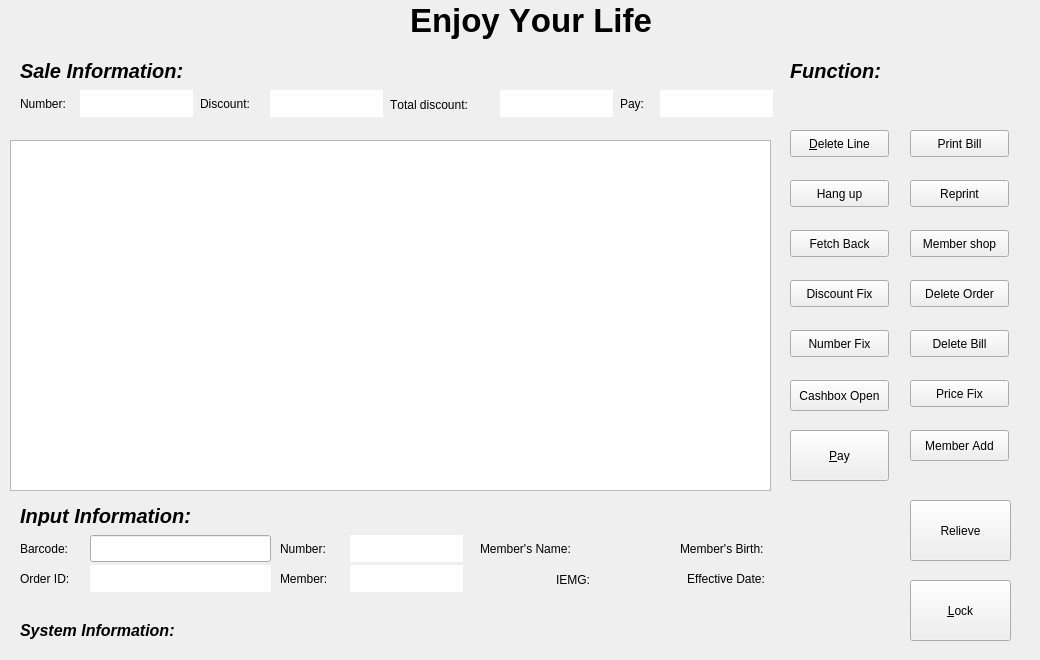
First picture: the form in work.ui, repository weiweiwangblade/POS_system, before the edit.
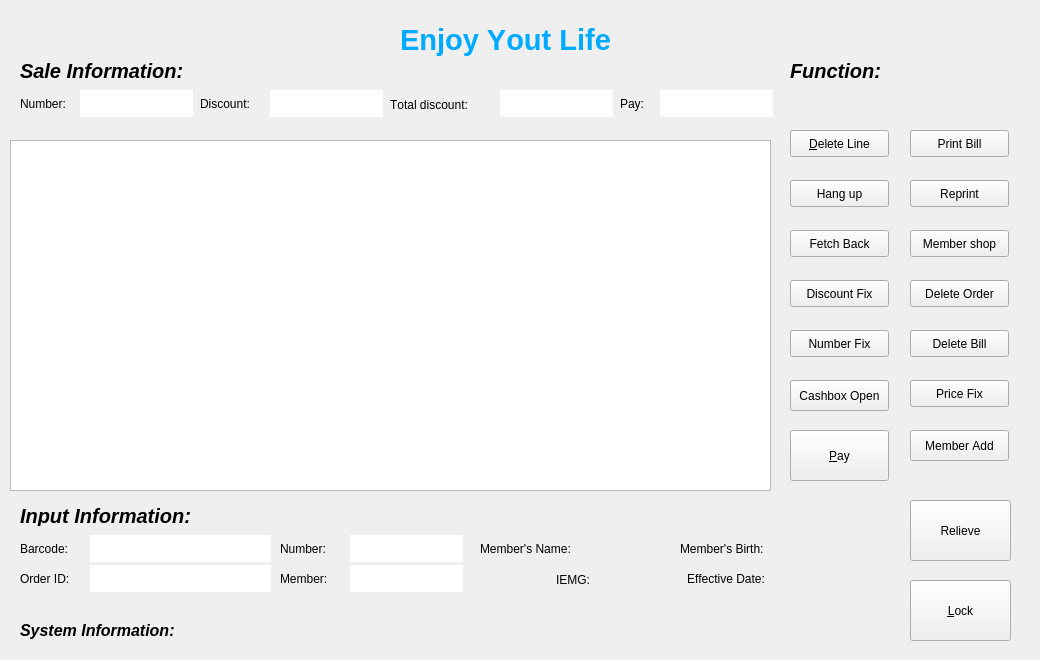
Second picture: the form after the edit.

```diff
--- a/work.ui
+++ b/work.ui
@@ -18,6 +18,9 @@
   <property name="windowTitle">
    <string>Form</string>
   </property>
+  <property name="styleSheet">
+   <string notr="true"/>
+  </property>
   <widget class="QLabel" name="label">
    <property name="geometry">
     <rect>
@@ -198,7 +201,7 @@
     </rect>
    </property>
    <property name="frame">
-    <bool>true</bool>
+    <bool>false</bool>
    </property>
   </widget>
   <widget class="QLineEdit" name="lineEdit_6">
@@ -512,9 +515,9 @@
   <widget class="QLabel" name="label_15">
    <property name="geometry">
     <rect>
-     <x>410</x>
-     <y>0</y>
-     <width>251</width>
+     <x>400</x>
+     <y>20</y>
+     <width>211</width>
      <height>41</height>
     </rect>
    </property>
@@ -525,8 +528,11 @@
      <bold>true</bold>
     </font>
    </property>
+   <property name="styleSheet">
+    <string notr="true"/>
+   </property>
    <property name="text">
-    <string>Enjoy Your Life</string>
+    <string>&lt;html&gt;&lt;head/&gt;&lt;body&gt;&lt;p&gt;&lt;span style=&quot; font-size:22pt; font-weight:600; color:#00aaff;&quot;&gt;Enjoy Yout Life&lt;/span&gt;&lt;/p&gt;&lt;/body&gt;&lt;/html&gt;</string>
    </property>
   </widget>
   <widget class="QLabel" name="label_16">
```
Left out of the diff: 12 changed lines with no effect on the pictures.
